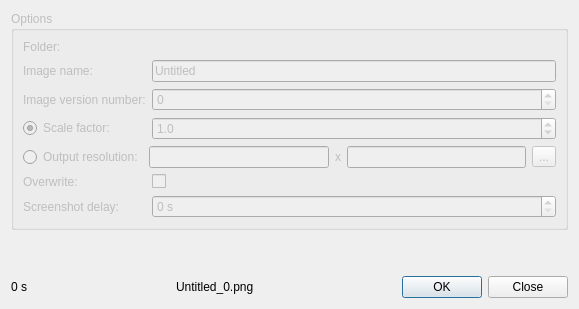
Old version of the form Libs/Widgets/Resources/UI/ctkScreenshotDialog.ui in the repository commontk/CTK.
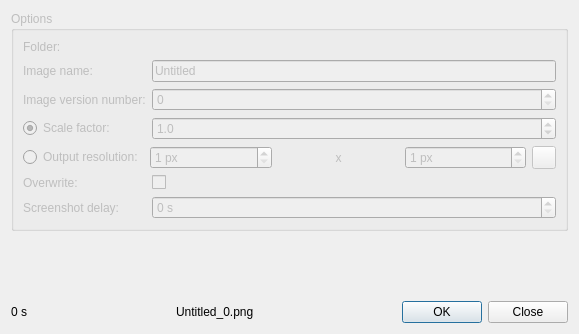
New version of the form. Icons and pictures are not drawn. Custom widgets are drawn as their Qt base class.

Commit message: Added option to allow/disallow transparency in screenshot

The edit to the form file:
```diff
--- a/Libs/Widgets/Resources/UI/ctkScreenshotDialog.ui
+++ b/Libs/Widgets/Resources/UI/ctkScreenshotDialog.ui
@@ -7,7 +7,7 @@
     <x>0</x>
     <y>0</y>
     <width>579</width>
-    <height>309</height>
+    <height>334</height>
    </rect>
   </property>
   <property name="sizePolicy">
@@ -182,25 +182,48 @@
          </widget>
         </item>
         <item>
-         <widget class="QLineEdit" name="WidthLineEdit"/>
+         <widget class="QSpinBox" name="WidthSpinBox">
+          <property name="toolTip">
+           <string>Width of the screenshot</string>
+          </property>
+          <property name="suffix">
+           <string> px</string>
+          </property>
+          <property name="minimum">
+           <number>1</number>
+          </property>
+         </widget>
         </item>
         <item>
          <widget class="QLabel" name="xLabel">
           <property name="text">
            <string>x</string>
           </property>
+          <property name="alignment">
+           <set>Qt::AlignCenter</set>
+          </property>
          </widget>
         </item>
         <item>
-         <widget class="QLineEdit" name="HeightLineEdit"/>
+         <widget class="QSpinBox" name="HeightSpinBox">
+          <property name="toolTip">
+           <string>Height of the screenshot</string>
+          </property>
+          <property name="suffix">
+           <string> px</string>
+          </property>
+          <property name="minimum">
+           <number>1</number>
+          </property>
+         </widget>
         </item>
         <item>
          <widget class="QToolButton" name="LockAspectToolButton">
           <property name="enabled">
            <bool>false</bool>
           </property>
-          <property name="text">
-           <string>...</string>
+          <property name="toolTip">
+           <string>Lock/unlock aspect ratio</string>
           </property>
           <property name="icon">
            <iconset resource="../ctkWidgets.qrc">
@@ -226,6 +249,9 @@
       </item>
       <item row="5" column="1">
        <widget class="QCheckBox" name="OverwriteCheckBox">
+        <property name="enabled">
+         <bool>false</bool>
+        </property>
         <property name="text">
          <string/>
         </property>
```
Left out of the diff: 6 changed lines with no effect on the pictures. The commit also changes 4 other files.
